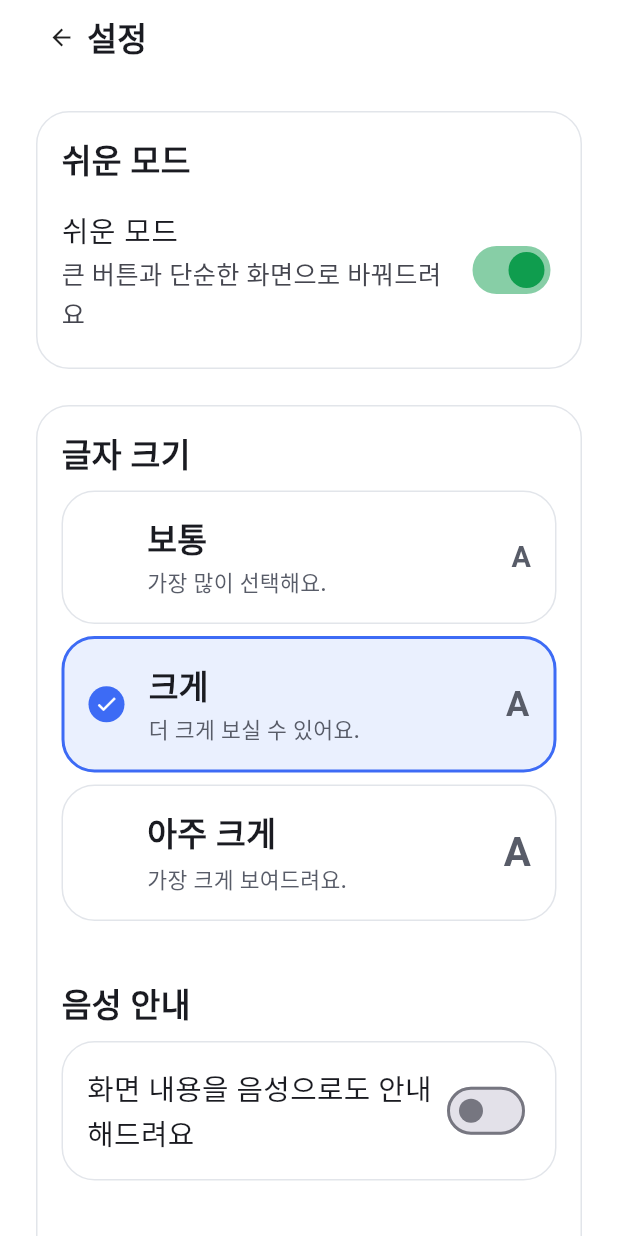
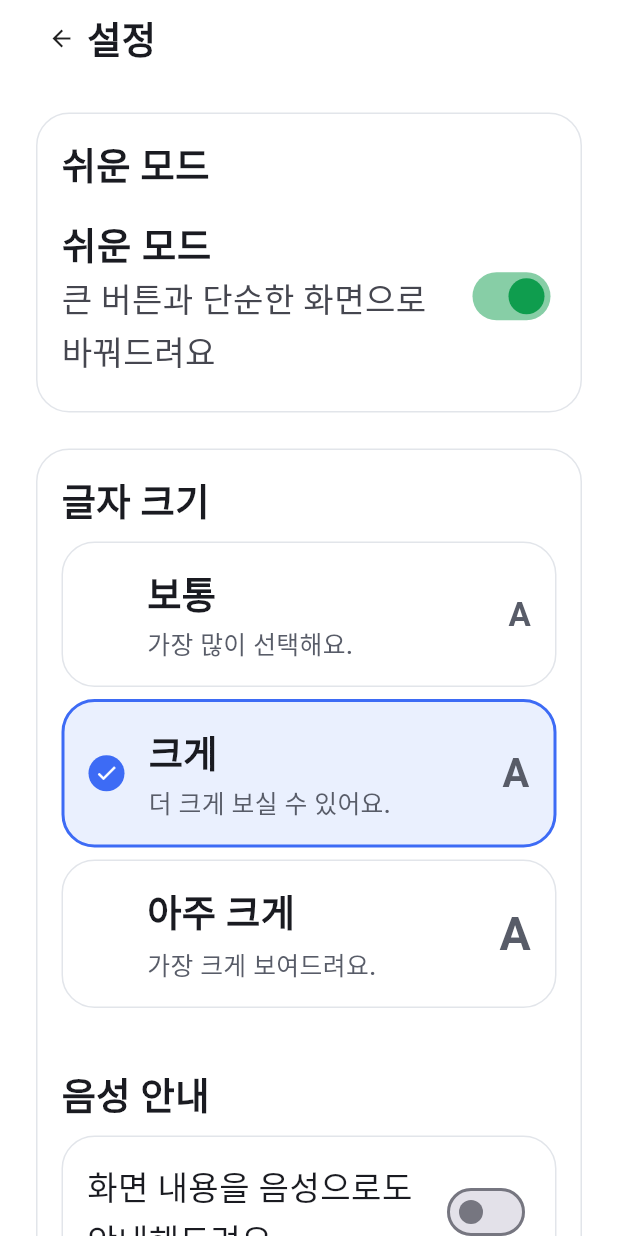
Before and after one commit to chanbear/ondam_app, a Flutter app: the SettingsPage screen opened directly, after a tap on "쉬운 모드", after a tap on "크게", on a phone screen of 412 x 824 dp. Run offline on Flutter 3.47's test engine with Material 3 defaults, Android fonts, the phone set to English and light mode, and no system bars; our stand-ins replace camera, cross_file, firebase_core, firebase_messaging, fl_chart, flutter_dotenv and 14 more; missing offline and left inert: flutter_sms_inbox, mobile_scanner; accounts and stored records are empty; network calls fail.

Commit message:
feat(senior): 쉬운 모드 글자 확대를 전역 textScaler로 통합
Easy 모드 글자 확대가 위젯별 개별 처리라 빠짐없이 적용되지 않던 문제를
app.dart에서 전역 textScaler에 배율(1.15)을 얹는 방식으로 수정.

```diff
--- a/apps/senior/lib/app/app.dart
+++ b/apps/senior/lib/app/app.dart
@@ -3,10 +3,21 @@ import 'package:flutter_riverpod/flutter_riverpod.dart';
 import 'package:ondam_design_system/ondam_design_system.dart';
 
 import '../core/auth/idle_timeout_controller.dart';
+import '../core/easy_mode/easy_mode_provider.dart';
 import '../core/locale/locale_provider.dart';
 import '../features/onboarding/presentation/providers/accessibility_prefs_provider.dart';
 import '../l10n/generated/app_localizations.dart';
 import 'router/app_router.dart';
+
+/// 쉬운 모드에서 글자 크기(보통/크게/아주 크게) 배율 위에 추가로 곱하는
+/// 배율. 그동안 화면별로 `easyMode ? AppTextStyles.titleMedium : ...`처럼
+/// 개별 위젯 단위로만 글자를 키워왔는데, 그 개별 처리가 빠진 위젯(예:
+/// SettingsPage의 SwitchListTile/ListTile 타이틀)은 쉬운 모드를 켜도 전혀
+/// 안 커지는 문제가 반복됐다(ui-prototype에서도 [data-easy="true"] 개별
+/// 규칙 하나가 CSS 명시도 문제로 아예 적용 안 되던 것과 같은 종류의 버그).
+/// 위젯 하나하나를 다 훑는 대신, 이미 있는 전역 textScaler(아래 builder)에
+/// 배율을 하나 더 얹어 빠짐없이 전체 적용되게 한다.
+const _easyModeExtraTextScale = 1.15;
 
 /// Root widget — wires theme and router together. Business logic does not
 /// belong here; this is composition only.
@@ -20,7 +31,10 @@ class App extends ConsumerWidget {
     ref.watch(idleTimeoutControllerProvider);
     final router = ref.watch(appRouterProvider);
     final textScale = ref.watch(accessibilityPrefsProvider).textScale;
+    final easyMode = ref.watch(easyModeProvider);
     final locale = ref.watch(localeControllerProvider);
+    final effectiveTextScale =
+        textScale.scaleFactor * (easyMode ? _easyModeExtraTextScale : 1.0);
 
     return MaterialApp.router(
       debugShowCheckedModeBanner: false,
@@ -40,7 +54,7 @@ class App extends ConsumerWidget {
         return MediaQuery(
           data: MediaQuery.of(
             context,
-          ).copyWith(textScaler: TextScaler.linear(textScale.scaleFactor)),
+          ).copyWith(textScaler: TextScaler.linear(effectiveTextScale)),
           child: child!,
         );
       },
--- a/apps/senior/lib/features/settings/presentation/pages/settings_page.dart
+++ b/apps/senior/lib/features/settings/presentation/pages/settings_page.dart
@@ -129,6 +129,12 @@ class SettingsPage extends ConsumerWidget {
   }) {
     Widget wrap(Widget child) =>
         easyMode ? EasyOutlineCard(child: child) : AppCard(child: child);
+    // 2026-08-31 — 쉬운 모드에서 카드 테두리/버튼 크기만 바뀌고 항목 글자는
+    // 그대로였다(BUG: "쉬움모드에서 설정 글자 안 커짐"). `MoreTabPage`의
+    // easy 그리드 타일이 이미 `titleMedium`을 쓰는 것과 맞춰, 이 화면의
+    // 스위치/리스트 타이틀도 easyMode일 때 한 단계 큰 스타일로 그린다.
+    final titleStyle = easyMode ? AppTextStyles.titleMedium : null;
+    final subtitleStyle = easyMode ? AppTextStyles.bodyLarge : null;
 
     return Column(
       crossAxisAlignment: CrossAxisAlignment.start,
@@ -141,8 +147,8 @@ class SettingsPage extends ConsumerWidget {
               AppSectionHeader(title: l10n.easyModeSectionTitle),
               SwitchListTile(
                 contentPadding: EdgeInsets.zero,
-                title: Text(l10n.easyModeTitle),
-                subtitle: Text(l10n.easyModeSubtitle),
+                title: Text(l10n.easyModeTitle, style: titleStyle),
+                subtitle: Text(l10n.easyModeSubtitle, style: subtitleStyle),
                 value: easyMode,
                 activeThumbColor: easyMode ? AppEasyMode.success : null,
                 onChanged: (_) => ref.read(easyModeProvider.notifier).toggle(),
@@ -160,7 +166,7 @@ class SettingsPage extends ConsumerWidget {
           ListTile(
             contentPadding: EdgeInsets.zero,
             leading: const Icon(Icons.family_restroom_outlined),
-            title: Text(l10n.guardianListTitle),
+            title: Text(l10n.guardianListTitle, style: titleStyle),
             trailing: const Icon(Icons.chevron_right),
             onTap: () => Navigator.of(
               context,
@@ -175,7 +181,7 @@ class SettingsPage extends ConsumerWidget {
           ListTile(
             contentPadding: EdgeInsets.zero,
             leading: const Icon(Icons.notifications_outlined),
-            title: Text(l10n.notifSettingsTitle),
+            title: Text(l10n.notifSettingsTitle, style: titleStyle),
             trailing: const Icon(Icons.chevron_right),
             onTap: () => Navigator.of(context).push(
               MaterialPageRoute(builder: (_) => const NotifSettingsPage()),
```
Also changed, not shown: 1 other file.
